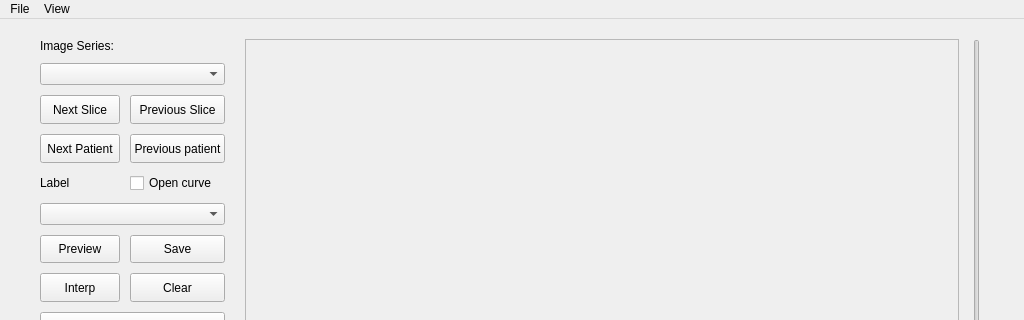
Above: mainWindow.ui from MenxLi/LabelSys before the change; both pictures show x 0 to 1024 and y 0 to 320 of the 1024 by 512 pixel window. Below: the same form after it.
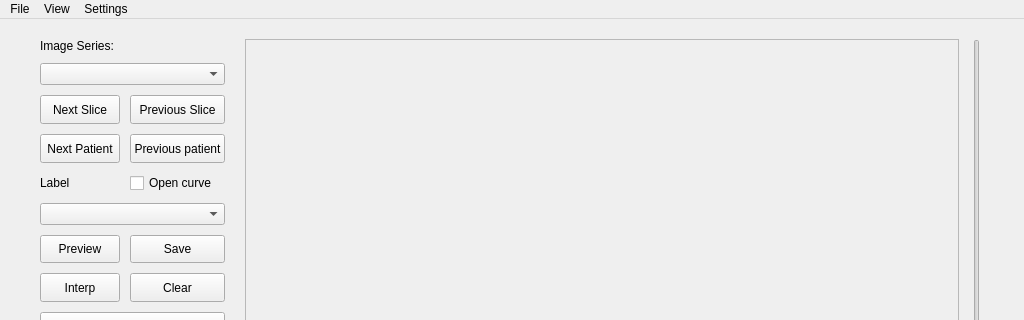
That is the form after the change.

```diff
--- a/mainWindow.ui
+++ b/mainWindow.ui
@@ -404,8 +404,15 @@
     </property>
     <addaction name="act_fullscreen"/>
    </widget>
+   <widget class="QMenu" name="menu_settings">
+    <property name="title">
+     <string>Settings</string>
+    </property>
+    <addaction name="act_set_path"/>
+   </widget>
    <addaction name="menu_file"/>
    <addaction name="menu_view"/>
+   <addaction name="menu_settings"/>
   </widget>
   <widget class="QStatusBar" name="statusbar"/>
   <action name="act_open">
```
Left out of the diff: 11 changed lines with no effect on the pictures.
